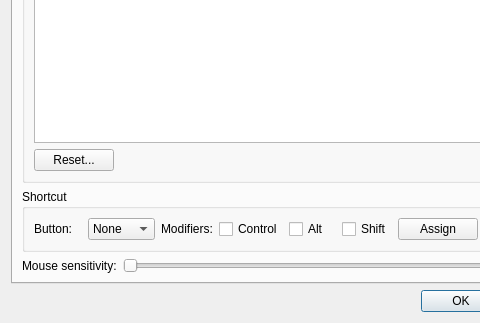
Qt form qt/lc_qpreferencesdialog.ui (leozide/leocad) before a commit; both pictures show x 0 to 480 and y 182 to 505 of the 598 by 505 pixel window.
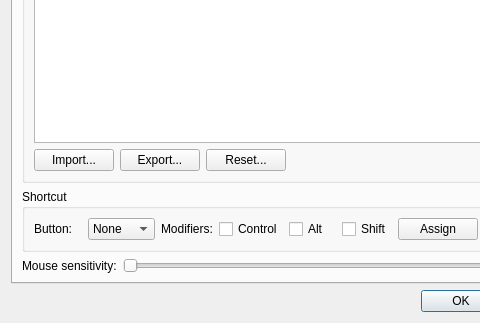
The same form after that commit. The open tabs and pages were chosen to show the change. Icons and pictures are not drawn.

Commit message: Added option to import/export mouse shortcuts. Fixes #490.

Patch:
```diff
--- a/qt/lc_qpreferencesdialog.ui
+++ b/qt/lc_qpreferencesdialog.ui
@@ -1168,6 +1168,20 @@
               </item>
               <item>
                <layout class="QHBoxLayout" name="horizontalLayout_13">
+                <item>
+                 <widget class="QPushButton" name="MouseImportButton">
+                  <property name="text">
+                   <string>Import...</string>
+                  </property>
+                 </widget>
+                </item>
+                <item>
+                 <widget class="QPushButton" name="MouseExportButton">
+                  <property name="text">
+                   <string>Export...</string>
+                  </property>
+                 </widget>
+                </item>
                 <item>
                  <widget class="QPushButton" name="mouseReset">
                   <property name="text">
```
Left out of the diff: 2 changed lines with no effect on the pictures. The commit also changes 4 other files.
